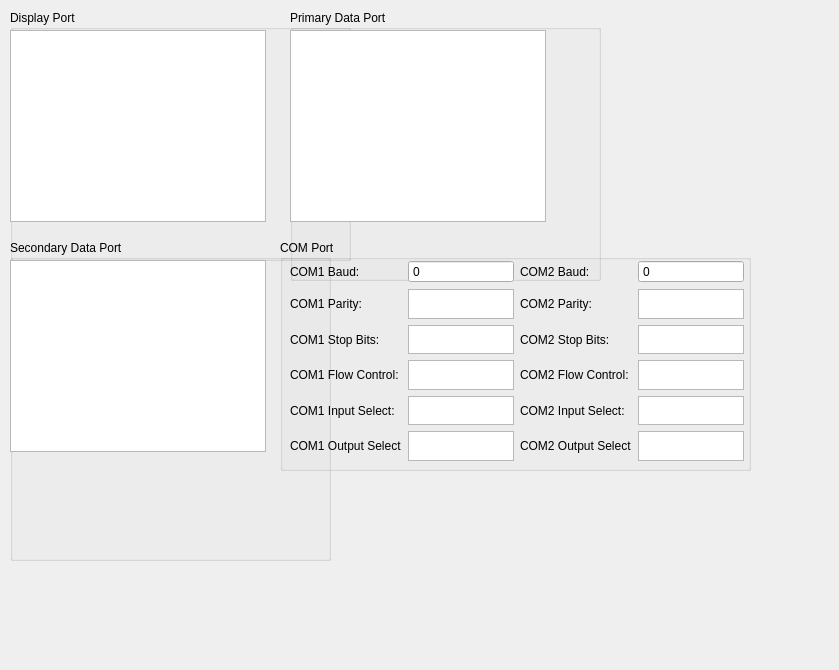
Before: the Qt Designer form src/lib/visualization/PortControl.ui in jmaye/libposlv, drawn with Qt 5.
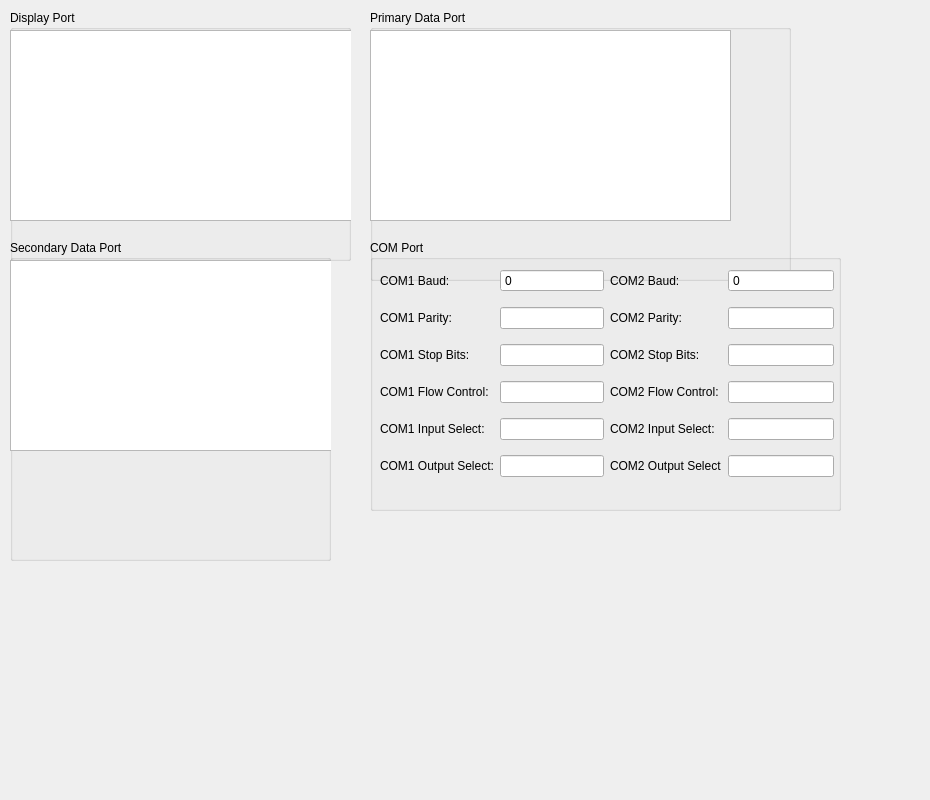
After: the same form once the commit is applied.

What changed in the file:
```diff
--- a/src/lib/visualization/PortControl.ui
+++ b/src/lib/visualization/PortControl.ui
@@ -6,8 +6,8 @@
    <rect>
     <x>0</x>
     <y>0</y>
-    <width>839</width>
-    <height>670</height>
+    <width>930</width>
+    <height>800</height>
    </rect>
   </property>
   <property name="windowTitle">
@@ -25,38 +25,44 @@
    <property name="title">
     <string>Display Port</string>
    </property>
-   <widget class="QTextBrowser" name="displayPortText">
+   <widget class="QTextEdit" name="displayPortText">
     <property name="geometry">
      <rect>
       <x>0</x>
       <y>20</y>
-      <width>256</width>
-      <height>192</height>
+      <width>361</width>
+      <height>191</height>
      </rect>
     </property>
+    <property name="readOnly">
+     <bool>true</bool>
+    </property>
    </widget>
   </widget>
   <widget class="QGroupBox" name="primDataPortGroupBox">
    <property name="geometry">
     <rect>
-     <x>290</x>
+     <x>370</x>
      <y>10</y>
-     <width>311</width>
+     <width>421</width>
      <height>271</height>
     </rect>
    </property>
    <property name="title">
     <string>Primary Data Port</string>
    </property>
-   <widget class="QTextBrowser" name="primDataPortText">
+   <widget class="QTextEdit" name="primDataPortText">
     <property name="geometry">
      <rect>
       <x>0</x>
       <y>20</y>
-      <width>256</width>
-      <height>192</height>
+      <width>361</width>
+      <height>191</height>
      </rect>
     </property>
+    <property name="readOnly">
+     <bool>true</bool>
+    </property>
    </widget>
   </widget>
   <widget class="QGroupBox" name="secDataPortGroupBox">
@@ -71,24 +77,27 @@
    <property name="title">
     <string>Secondary Data Port</string>
    </property>
-   <widget class="QTextBrowser" name="secDataPortText">
+   <widget class="QTextEdit" name="secDataPortText">
     <property name="geometry">
      <rect>
       <x>0</x>
       <y>20</y>
-      <width>256</width>
-      <height>192</height>
+      <width>361</width>
+      <height>191</height>
      </rect>
     </property>
+    <property name="readOnly">
+     <bool>true</bool>
+    </property>
    </widget>
   </widget>
   <widget class="QGroupBox" name="comPortGroupBox">
    <property name="geometry">
     <rect>
-     <x>280</x>
+     <x>370</x>
      <y>240</y>
      <width>471</width>
-     <height>231</height>
+     <height>271</height>
     </rect>
    </property>
    <property name="title">
@@ -100,7 +109,7 @@
       <x>10</x>
       <y>20</y>
       <width>224</width>
-      <height>201</height>
+      <height>231</height>
      </rect>
     </property>
     <layout class="QGridLayout" name="com1PortLayout">
@@ -131,9 +140,6 @@
        </property>
       </widget>
      </item>
-     <item row="1" column="1">
-      <widget class="QTextBrowser" name="com1ParityText"/>
-     </item>
      <item row="2" column="0">
       <widget class="QLabel" name="label_3">
        <property name="text">
@@ -141,9 +147,6 @@
        </property>
       </widget>
      </item>
-     <item row="2" column="1">
-      <widget class="QTextBrowser" name="com1StopText"/>
-     </item>
      <item row="3" column="0">
       <widget class="QLabel" name="label_4">
        <property name="text">
@@ -151,9 +154,6 @@
        </property>
       </widget>
      </item>
-     <item row="3" column="1">
-      <widget class="QTextBrowser" name="com1FlowText"/>
-     </item>
      <item row="4" column="0">
       <widget class="QLabel" name="label_5">
        <property name="text">
@@ -161,19 +161,48 @@
        </property>
       </widget>
      </item>
+     <item row="1" column="1">
+      <widget class="QLineEdit" name="com1ParityText">
+       <property name="readOnly">
+        <bool>true</bool>
+       </property>
+      </widget>
+     </item>
+     <item row="2" column="1">
+      <widget class="QLineEdit" name="com1StopText">
+       <property name="readOnly">
+        <bool>true</bool>
+       </property>
+      </widget>
+     </item>
+     <item row="3" column="1">
+      <widget class="QLineEdit" name="com1FlowText">
+       <property name="readOnly">
+        <bool>true</bool>
+       </property>
+      </widget>
+     </item>
      <item row="4" column="1">
-      <widget class="QTextBrowser" name="com1InputText"/>
+      <widget class="QLineEdit" name="com1InputText">
+       <property name="readOnly">
+        <bool>true</bool>
+       </property>
+      </widget>
+     </item>
+     <item row="5" column="1">
+      <widget class="QLineEdit" name="com1OutputText">
+       <property name="readOnly">
+        <bool>true</bool>
+       </property>
+      </widget>
      </item>
      <item row="5" column="0">
       <widget class="QLabel" name="label_6">
        <property name="text">
-        <string>COM1 Output Select</string>
+        <string>COM1 Output Select:</string>
        </property>
       </widget>
      </item>
-     <item row="5" column="1">
-      <widget class="QTextBrowser" name="com1OutputText"/>
-     </item>
     </layout>
    </widget>
    <widget class="QWidget" name="gridLayoutWidget_2">
@@ -182,7 +211,7 @@
       <x>240</x>
       <y>20</y>
       <width>224</width>
-      <height>201</height>
+      <height>231</height>
      </rect>
     </property>
     <layout class="QGridLayout" name="com2PortLayout">
@@ -213,9 +242,6 @@
        </property>
       </widget>
      </item>
-     <item row="1" column="1">
-      <widget class="QTextBrowser" name="com2ParityText"/>
-     </item>
      <item row="2" column="0">
       <widget class="QLabel" name="label_9">
        <property name="text">
@@ -223,9 +249,6 @@
        </property>
       </widget>
      </item>
-     <item row="2" column="1">
-      <widget class="QTextBrowser" name="com2StopText"/>
-     </item>
      <item row="3" column="0">
       <widget class="QLabel" name="label_10">
        <property name="text">
@@ -233,9 +256,6 @@
        </property>
       </widget>
      </item>
-     <item row="3" column="1">
-      <widget class="QTextBrowser" name="com2FlowText"/>
-     </item>
      <item row="4" column="0">
       <widget class="QLabel" name="label_11">
        <property name="text">
@@ -243,9 +263,6 @@
        </property>
       </widget>
      </item>
-     <item row="4" column="1">
-      <widget class="QTextBrowser" name="com2InputText"/>
-     </item>
      <item row="5" column="0">
       <widget class="QLabel" name="label_12">
        <property name="text">
@@ -253,8 +270,40 @@
        </property>
       </widget>
      </item>
+     <item row="1" column="1">
+      <widget class="QLineEdit" name="com2ParityText">
+       <property name="readOnly">
+        <bool>true</bool>
+       </property>
+      </widget>
+     </item>
+     <item row="2" column="1">
+      <widget class="QLineEdit" name="com2StopText">
+       <property name="readOnly">
+        <bool>true</bool>
+       </property>
+      </widget>
+     </item>
+     <item row="3" column="1">
+      <widget class="QLineEdit" name="com2FlowText">
+       <property name="readOnly">
+        <bool>true</bool>
+       </property>
+      </widget>
+     </item>
+     <item row="4" column="1">
+      <widget class="QLineEdit" name="com2InputText">
+       <property name="readOnly">
+        <bool>true</bool>
+       </property>
+      </widget>
+     </item>
      <item row="5" column="1">
-      <widget class="QTextBrowser" name="com2OutputText"/>
+      <widget class="QLineEdit" name="com2OutputText">
+       <property name="readOnly">
+        <bool>true</bool>
+       </property>
+      </widget>
      </item>
     </layout>
    </widget>
```
